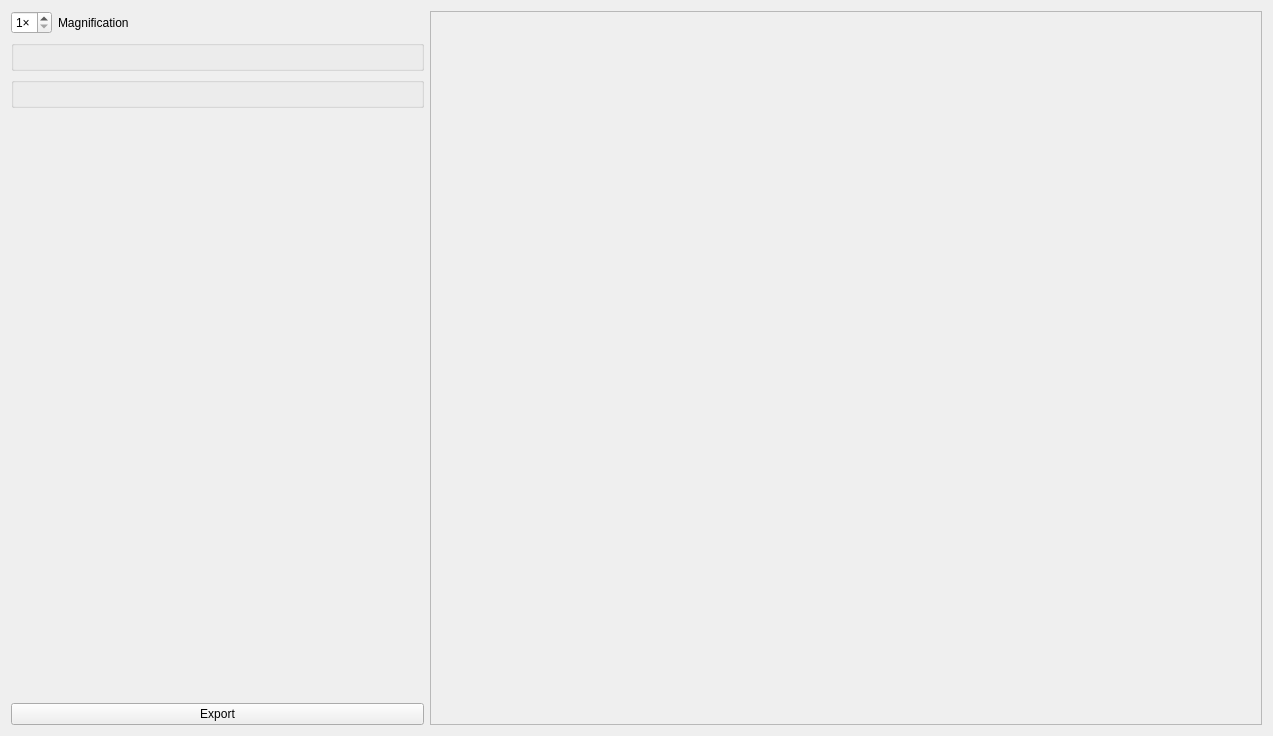
This is Libretro/mgba/src/platform/qt/MapView.ui in kiddreads/Avalon-copy2 as Qt 5 draws it before an edit. The edited form follows.
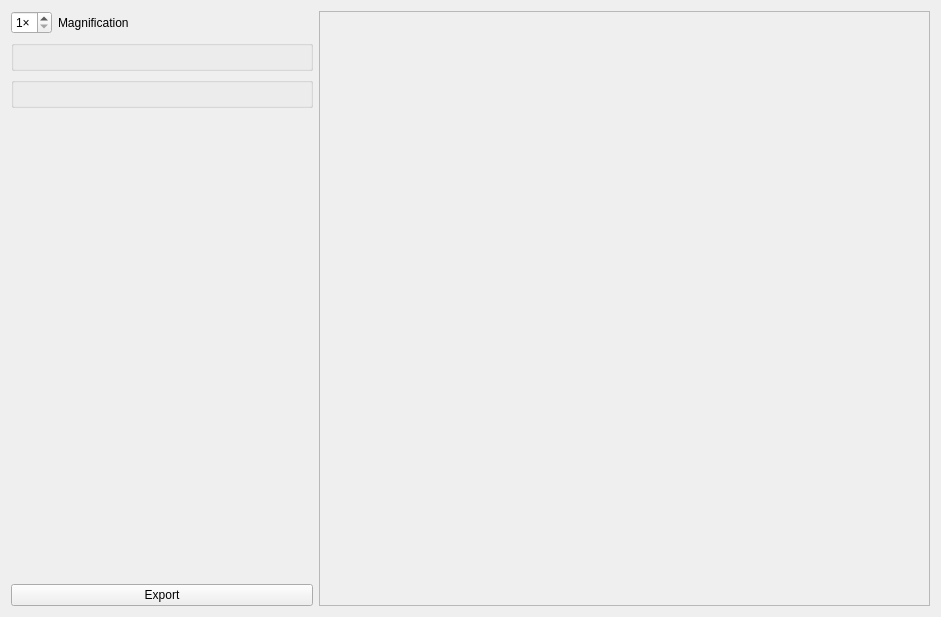
This is the edited form. Custom widgets are drawn as their Qt base class.

The edit to the form file:
```diff
--- a/Libretro/mgba/src/platform/qt/MapView.ui
+++ b/Libretro/mgba/src/platform/qt/MapView.ui
@@ -6,8 +6,8 @@
    <rect>
     <x>0</x>
     <y>0</y>
-    <width>1273</width>
-    <height>736</height>
+    <width>941</width>
+    <height>617</height>
    </rect>
   </property>
   <property name="windowTitle">
@@ -92,8 +92,8 @@
        <rect>
         <x>0</x>
         <y>0</y>
-        <width>835</width>
-        <height>720</height>
+        <width>613</width>
+        <height>601</height>
        </rect>
       </property>
       <layout class="QVBoxLayout" name="verticalLayout">
```
